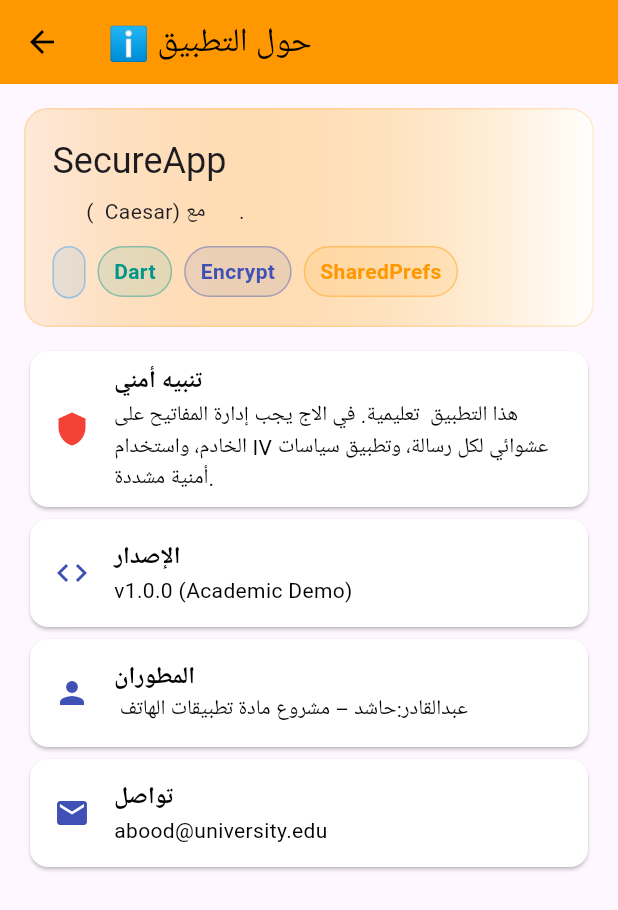
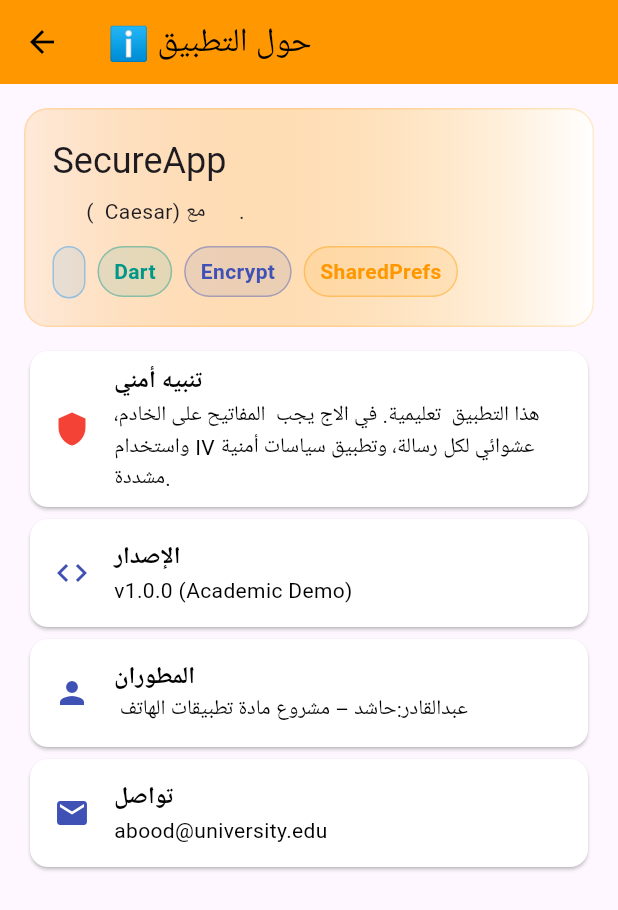
Before and after one commit to hashedalmaswi/my-project, a Flutter app: the AboutPage screen opened directly, on a phone screen of 412 x 824 dp. Shown: the top 910 px of the screen. Run offline on Flutter 3.47's test engine with Material 3 defaults, Android fonts, the phone set to English and light mode, and no system bars; our stand-ins replace shared_preferences; missing offline and left inert: encrypt; accounts and stored records are empty.

```diff
--- a/lib/about_page.dart
+++ b/lib/about_page.dart
@@ -69,7 +69,7 @@ class AboutPage extends StatelessWidget {
           ),
           const SizedBox(height: 12),
           _tile(Icons.shield, 'تنبيه أمني',
-              'هذا التطبيق  تعليمية. في الاج يجب إدارة المفاتيح على الخادم، واستخدام IV عشوائي لكل رسالة، وتطبيق سياسات أمنية مشددة.',
+              'هذا التطبيق  تعليمية. في الاج يجب  المفاتيح على الخادم، واستخدام IV عشوائي لكل رسالة، وتطبيق سياسات أمنية مشددة.',
               color: Colors.red),
           _tile(Icons.code, 'الإصدار', 'v1.0.0 (Academic Demo)'),
           _tile(Icons.person, 'المطوران', ' عبدالقادر:حاشد – مشروع مادة تطبيقات الهاتف'),
```
